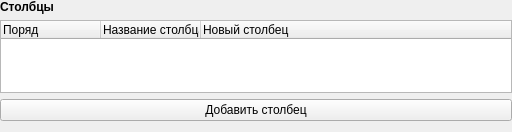
Before: the Qt Designer form designer/ned/nedtabletag.ui in Artemako/auto-exec-doc, drawn with Qt 5.
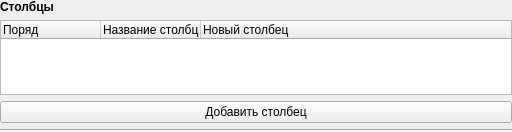
After: the same form once the commit is applied.

What changed in the file:
```diff
--- a/designer/ned/nedtabletag.ui
+++ b/designer/ned/nedtabletag.ui
@@ -23,6 +23,9 @@
    <property name="rightMargin">
     <number>0</number>
    </property>
+   <property name="bottomMargin">
+    <number>0</number>
+   </property>
    <item>
     <widget class="QLabel" name="columns">
      <property name="minimumSize">
@@ -77,6 +80,13 @@
      </property>
     </widget>
    </item>
+   <item>
+    <widget class="Line" name="line">
+     <property name="orientation">
+      <enum>Qt::Horizontal</enum>
+     </property>
+    </widget>
+   </item>
   </layout>
  </widget>
  <resources/>
```
